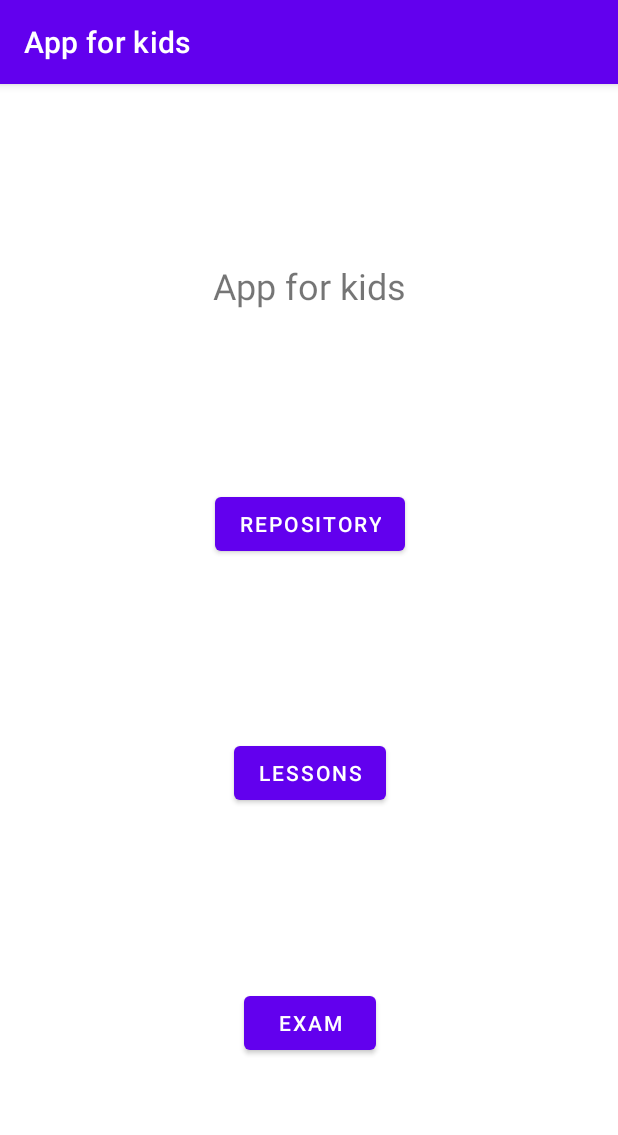
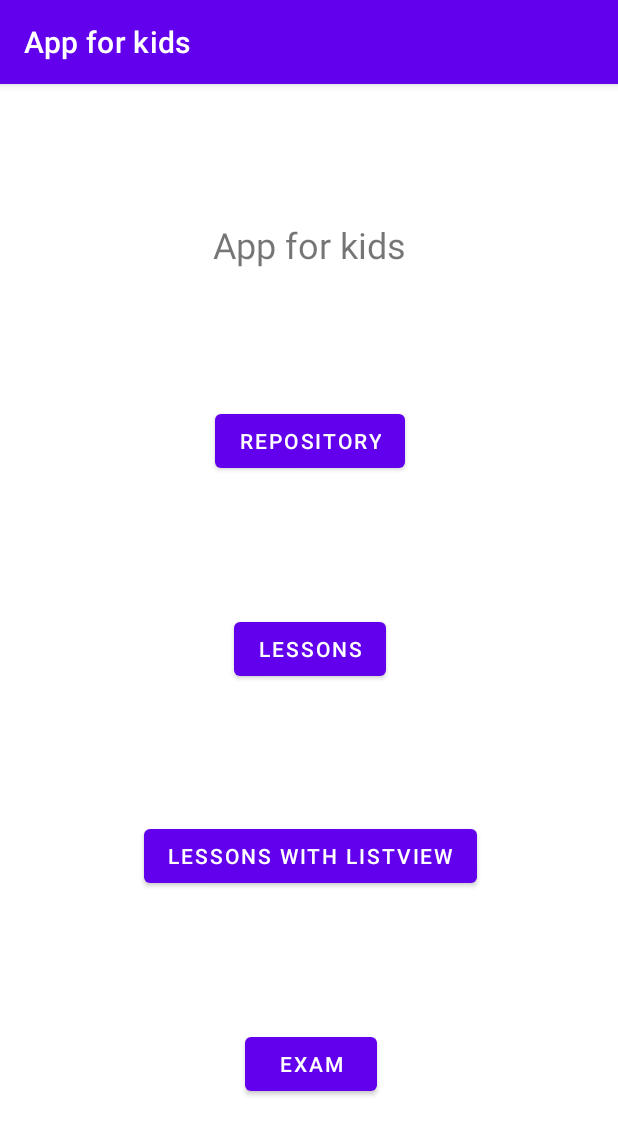
Before and after one commit to BSEF19M520/Mobile-Computing, an Android app: the screen it shows after launch (MainActivity), on a phone screen of 412 x 824 dp. Shown: the top 1135 px of the screen. Run offline under Robolectric (Android 15) with nearby library versions, the phone set to English and light mode, and no system bars.

Commit message:
Lessons Acitity with ListView added

```diff
--- a/App for kids/app/src/main/java/com/example/appforkids/MainActivity.java
+++ b/App for kids/app/src/main/java/com/example/appforkids/MainActivity.java
@@ -44,5 +44,16 @@ public class MainActivity extends AppCompatActivity {
                 startActivity(intent);
             }
         });
+
+        Button lessonsWithListViewButton = this.findViewById(R.id.mainActivity_lessonActivityWithListViewButton);
+        lessonsWithListViewButton.setOnClickListener(new View.OnClickListener() {
+            @Override
+            public void onClick(View view) {
+                Intent intent = new Intent(MainActivity.this, LessonWithListViewActivity.class);
+                startActivity(intent);
+            }
+        });
+
+
     }
 }
--- a/App for kids/app/src/main/res/layout/activity_main.xml
+++ b/App for kids/app/src/main/res/layout/activity_main.xml
@@ -33,7 +33,7 @@
         android:layout_width="wrap_content"
         android:layout_height="wrap_content"
         android:text="Lessons"
-        app:layout_constraintBottom_toTopOf="@+id/mainActivity_examButton"
+        app:layout_constraintBottom_toTopOf="@+id/mainActivity_lessonActivityWithListViewButton"
         app:layout_constraintEnd_toEndOf="@+id/mainActivity_repoButton"
         app:layout_constraintStart_toStartOf="@+id/mainActivity_repoButton"
         app:layout_constraintTop_toBottomOf="@+id/mainActivity_repoButton" />
@@ -44,6 +44,16 @@
         android:layout_height="wrap_content"
         android:text="Exam"
         app:layout_constraintBottom_toBottomOf="parent"
+        app:layout_constraintEnd_toEndOf="@+id/mainActivity_lessonActivityWithListViewButton"
+        app:layout_constraintStart_toStartOf="@+id/mainActivity_lessonActivityWithListViewButton"
+        app:layout_constraintTop_toBottomOf="@+id/mainActivity_lessonActivityWithListViewButton" />
+
+    <Button
+        android:id="@+id/mainActivity_lessonActivityWithListViewButton"
+        android:layout_width="wrap_content"
+        android:layout_height="wrap_content"
+        android:text="Lessons With ListView"
+        app:layout_constraintBottom_toTopOf="@+id/mainActivity_examButton"
         app:layout_constraintEnd_toEndOf="@+id/mainActivity_lessonsButton"
         app:layout_constraintStart_toStartOf="@+id/mainActivity_lessonsButton"
         app:layout_constraintTop_toBottomOf="@+id/mainActivity_lessonsButton" />
--- a/App for kids/app/src/main/res/values/strings.xml
+++ b/App for kids/app/src/main/res/values/strings.xml
@@ -9,4 +9,5 @@
     <string name="lessons">Lessons</string>
     <string name="exam">Exam</string>
     <string name="click_on_an_alphabet">Click on an alphabet</string>
+    <string name="lessons_with_listview">Lessons With ListView</string>
 </resources>
```
Also changed, not shown: App for kids/app/src/main/AndroidManifest.xml (+9 -5 lines), App for kids/app/src/main/java/com/example/appforkids/LessonWithListViewActivity.java (added, +73 -0 lines), App for kids/app/src/main/res/layout/activity_lesson_with_list_view.xml (added, +18 -0 lines).
